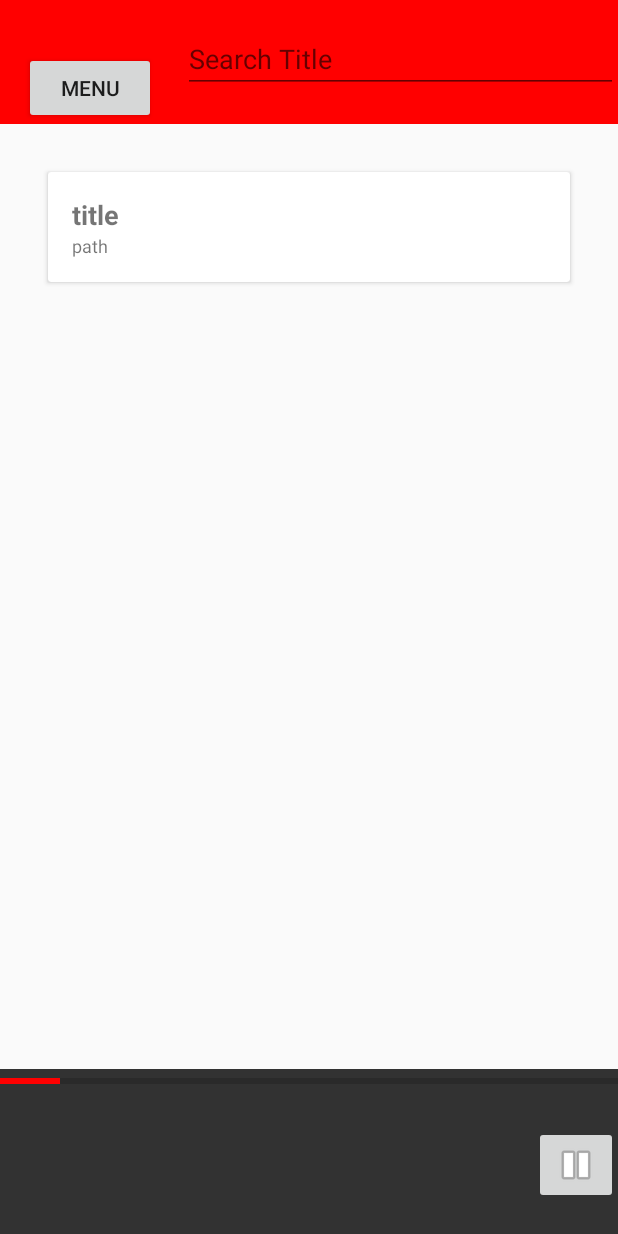
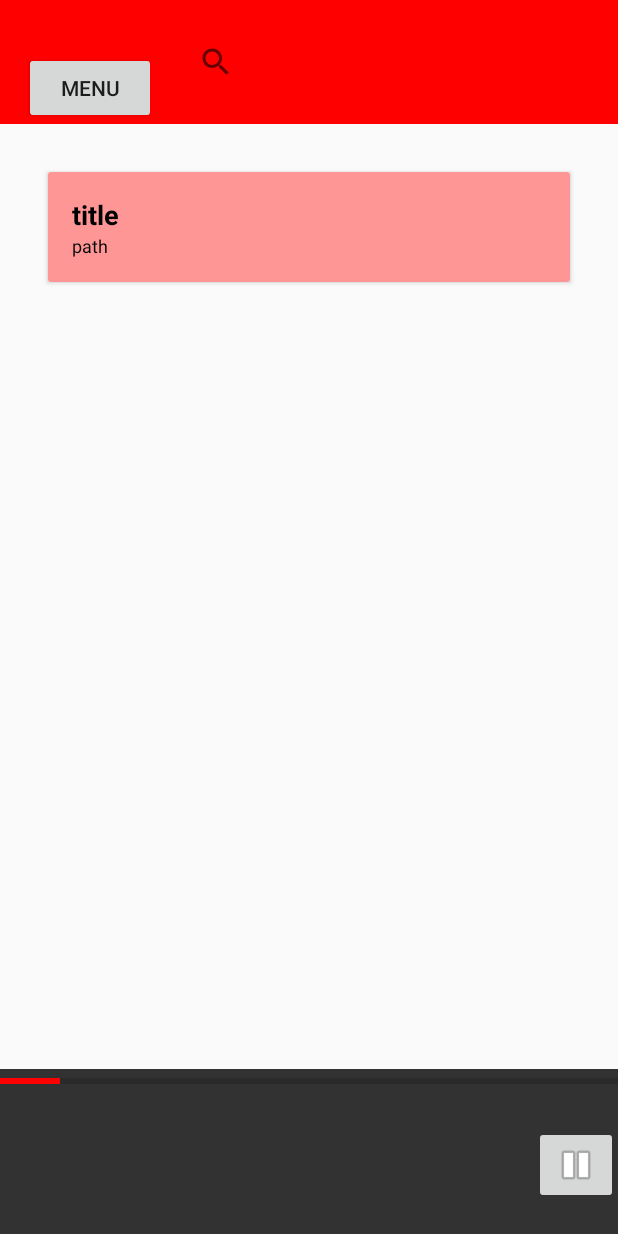
Before and after one commit to MyllsYumYum/MusixPlayer, an Android app built with Jetpack Compose: the screen it shows after launch (MainActivity), after a tap on "QEUE", on a phone screen of 412 x 824 dp. Run offline under Robolectric (Android 15) with nearby library versions, the light colour scheme and no system bars; 1 statement that could not run was skipped; 3 other taps on this screen came first.

Commit message:
WORKING PRODUCT not to be confused with a finished product

```diff
--- a/app/src/main/java/com/example/android/musixplayer/MainActivity.kt
+++ b/app/src/main/java/com/example/android/musixplayer/MainActivity.kt
@@ -22,6 +22,7 @@ import android.widget.Filter
 import android.widget.Filterable
 import android.widget.ImageButton
 import android.widget.ProgressBar
+import android.widget.SearchView
 import android.widget.SeekBar
 import android.widget.TextView
 import android.widget.Toast
@@ -74,7 +75,7 @@ class MP3Adapter(
 
     override fun onBindViewHolder(holder: MP3ViewHolder, position: Int) {
         // Get the current MP3 item
-        val mp3 = mp3List[position]
+        val mp3 = filteredList[position]
 
         // Bind data to views
         holder.titleTextView.text = mp3[1].toString()  // Title
@@ -87,7 +88,7 @@ class MP3Adapter(
     }
 
     override fun getItemCount(): Int {
-        return mp3List.size
+        return filteredList.size
     }
 
     override fun getFilter(): Filter {
@@ -140,6 +141,7 @@ class MainActivity : ComponentActivity() {
 
         var mp3mutable : MutableList<Array<Any>> = mutableListOf()
         mp3mutable = scanForMP3Files()
+        var idTracker = 0
         var titlebar1 = mainlayBinding.titleView1
         var titlebar2 = menuBinding.titleView2
         var titlebar3 = qeueBinding.titleView3
@@ -157,7 +159,10 @@ class MainActivity : ComponentActivity() {
         var coroutinepause = false
         var mediaPlayer = MediaPlayer.create(this, R.raw.boi)
 
+
         val recyclerView: RecyclerView = qeueBinding.recycler
+        recyclerView.layoutManager = LinearLayoutManager(this)
+        val recyclerView2: RecyclerView = menuBinding.recycler
         recyclerView.layoutManager = LinearLayoutManager(this)
 
 
@@ -205,6 +210,7 @@ class MainActivity : ComponentActivity() {
                 menuBinding.titleView2.text = music[1].toString()
                 qeueBinding.titleView3.text = music[1].toString()
                 mainlayBinding.titleView1.text = music[1].toString()
+                idTracker = mp3mutable.indexOf(music)
             } catch (e : Exception){
                 Toast.makeText(this,"Media Failed to Load", Toast.LENGTH_SHORT).show()
                 Log.d("MEDIAPLAYER","New Media Failed to Load")
@@ -212,11 +218,30 @@ class MainActivity : ComponentActivity() {
 
         }
 
+        mediaSwitch(mp3mutable[1])
 
         val adapter = MP3Adapter(mp3mutable) {selectedItem ->
             mediaSwitch(selectedItem)
         }
         qeueBinding.recycler.adapter = adapter
+        menuBinding.recycler.adapter = adapter
+
+        val searchView: SearchView = qeueBinding.searchBar
+        searchView.setOnQueryTextListener(object : SearchView.OnQueryTextListener {
+            override fun onQueryTextSubmit(query: String?): Boolean {
+                // Optionally handle query submission if needed
+                return false
+            }
+
+            override fun onQueryTextChange(newText: String?): Boolean {
+                // Pass the search query to the adapter's filter method
+                adapter.filter.filter(newText)
+                return true
+            }
+
+        })
+
+
 
         seekBar.max = mediaPlayer.duration
         titlebar1.text = mp3mutable[0][1].toString()
@@ -343,10 +368,11 @@ class MainActivity : ComponentActivity() {
         }
 
         mainlayBinding.previousbutt.setOnClickListener{
-
+            mediaSwitch(mp3mutable[idTracker - 1])
         }
 
         mainlayBinding.nextbutt.setOnClickListener {
+            mediaSwitch(mp3mutable[idTracker + 1])
 
         }
 
@@ -363,7 +389,9 @@ class MainActivity : ComponentActivity() {
             seekBar.progress = 0
             if (true) { // if repeat is on
                 mediaPlayer.seekTo(0)
+
             }
+            mediaSwitch(mp3mutable[idTracker + 1])
         }
     }
 
--- a/app/src/main/res/layout/intro.xml
+++ b/app/src/main/res/layout/intro.xml
@@ -4,7 +4,7 @@
     xmlns:tools="http://schemas.android.com/tools"
     android:layout_width="match_parent"
     android:layout_height="match_parent"
-    android:background="#FFFFFF">
+    android:background="#691C33">
 
     <ImageView
         android:id="@+id/imageView2"
@@ -12,7 +12,7 @@
         android:layout_height="150dp"
         android:background="#A8FF0000"
         android:importantForAccessibility="no"
-        android:src="@mipmap/logo2_2"
+        android:src="@mipmap/logo2_2_round"
         app:layout_constraintBottom_toBottomOf="parent"
         app:layout_constraintEnd_toEndOf="parent"
         app:layout_constraintStart_toStartOf="parent"
--- a/app/src/main/res/layout/itemlayout.xml
+++ b/app/src/main/res/layout/itemlayout.xml
@@ -5,27 +5,30 @@
     android:layout_margin="8dp">
 
     <LinearLayout
+        android:layout_width="match_parent"
+        android:layout_height="wrap_content"
+        android:background="#FF9696"
         android:orientation="vertical"
-        android:padding="16dp"
-        android:layout_width="match_parent"
-        android:layout_height="wrap_content">
+        android:padding="16dp">
 
         <!-- Title TextView (big text) -->
         <TextView
             android:id="@+id/titleTextView"
             android:layout_width="match_parent"
             android:layout_height="wrap_content"
+            android:text="Song Title"
+            android:textColor="#000000"
             android:textSize="18sp"
-            android:textStyle="bold"
-            android:text="Song Title" />
+            android:textStyle="bold" />
 
         <!-- Path TextView (small text) -->
         <TextView
             android:id="@+id/pathTextView"
             android:layout_width="match_parent"
             android:layout_height="wrap_content"
-            android:textSize="12sp"
-            android:text="Song Path" />
+            android:text="Song Path"
+            android:textColor="#000000"
+            android:textSize="12sp" />
     </LinearLayout>
 
 </androidx.cardview.widget.CardView>
--- a/app/src/main/res/layout/qeue_list.xml
+++ b/app/src/main/res/layout/qeue_list.xml
@@ -102,14 +102,16 @@
             app:layout_constraintTop_toTopOf="parent" />
     </androidx.constraintlayout.widget.ConstraintLayout>
 
-    <EditText
+    <SearchView
         android:id="@+id/searchBar"
-        android:layout_width="290dp"
+        android:layout_width="0dp"
         android:layout_height="41dp"
-        android:ems="10"
-        android:hint="Search Title"
-        android:inputType="text"
+        android:layout_marginStart="16dp"
+        android:layout_marginEnd="16dp"
+        android:queryHint="Search Title"
         app:layout_constraintBottom_toBottomOf="@+id/topBar"
         app:layout_constraintEnd_toEndOf="parent"
+        app:layout_constraintStart_toEndOf="@+id/menu_3"
         app:layout_constraintTop_toTopOf="@+id/topBar" />
+
 </androidx.constraintlayout.widget.ConstraintLayout>
```
Also changed, not shown: app/src/main/res/layout/main_layout.xml (+5 -4 lines), app/src/main/res/layout/main_menu.xml (+7 -6 lines).
